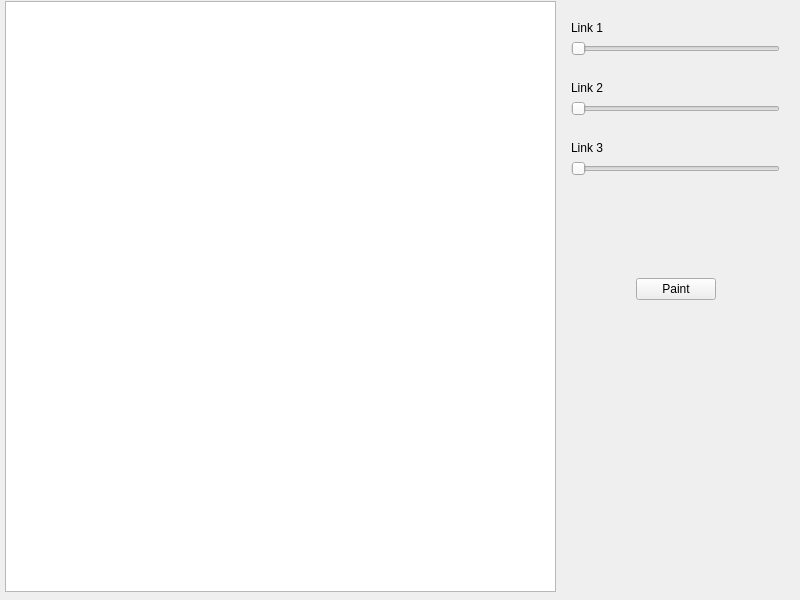
Qt form mainwindow.ui (MoffMade/CSCE462-PainterBot) before a commit.
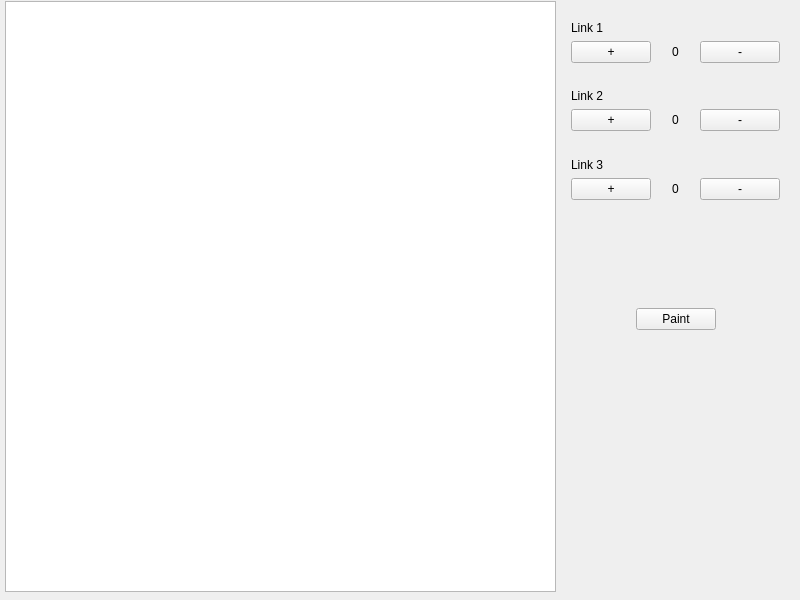
The same form after that commit.

Commit message: changed sliders to pushbuttons, added angle/position display labels.

The edit to the form file:
```diff
--- a/mainwindow.ui
+++ b/mainwindow.ui
@@ -14,13 +14,13 @@
    <string>PaintBot</string>
   </property>
   <widget class="QWidget" name="centralWidget">
-   <widget class="QWidget" name="">
+   <widget class="QWidget" name="layoutWidget">
     <property name="geometry">
      <rect>
       <x>560</x>
       <y>10</y>
       <width>231</width>
-      <height>301</height>
+      <height>331</height>
      </rect>
     </property>
     <layout class="QVBoxLayout" name="verticalLayout">
@@ -32,14 +32,32 @@
       </widget>
      </item>
      <item>
-      <widget class="QSlider" name="horizontalSlider">
-       <property name="sliderPosition">
-        <number>0</number>
-       </property>
-       <property name="orientation">
-        <enum>Qt::Horizontal</enum>
-       </property>
-      </widget>
+      <layout class="QHBoxLayout" name="horizontalLayout_2">
+       <item>
+        <widget class="QPushButton" name="pushButton_2">
+         <property name="text">
+          <string>+</string>
+         </property>
+        </widget>
+       </item>
+       <item>
+        <widget class="QLabel" name="label_4">
+         <property name="text">
+          <string>0</string>
+         </property>
+         <property name="alignment">
+          <set>Qt::AlignCenter</set>
+         </property>
+        </widget>
+       </item>
+       <item>
+        <widget class="QPushButton" name="pushButton_3">
+         <property name="text">
+          <string>-</string>
+         </property>
+        </widget>
+       </item>
+      </layout>
      </item>
      <item>
       <spacer name="verticalSpacer">
@@ -62,11 +80,32 @@
       </widget>
      </item>
      <item>
-      <widget class="QSlider" name="horizontalSlider_2">
-       <property name="orientation">
-        <enum>Qt::Horizontal</enum>
-       </property>
-      </widget>
+      <layout class="QHBoxLayout" name="horizontalLayout_4">
+       <item>
+        <widget class="QPushButton" name="pushButton_6">
+         <property name="text">
+          <string>+</string>
+         </property>
+        </widget>
+       </item>
+       <item>
+        <widget class="QLabel" name="label_6">
+         <property name="text">
+          <string>0</string>
+         </property>
+         <property name="alignment">
+          <set>Qt::AlignCenter</set>
+         </property>
+        </widget>
+       </item>
+       <item>
+        <widget class="QPushButton" name="pushButton_7">
+         <property name="text">
+          <string>-</string>
+         </property>
+        </widget>
+       </item>
+      </layout>
      </item>
      <item>
       <spacer name="verticalSpacer_3">
@@ -89,11 +128,32 @@
       </widget>
      </item>
      <item>
-      <widget class="QSlider" name="horizontalSlider_3">
-       <property name="orientation">
-        <enum>Qt::Horizontal</enum>
-       </property>
-      </widget>
+      <layout class="QHBoxLayout" name="horizontalLayout_5">
+       <item>
+        <widget class="QPushButton" name="pushButton_8">
+         <property name="text">
+          <string>+</string>
+         </property>
+        </widget>
+       </item>
+       <item>
+        <widget class="QLabel" name="label_7">
+         <property name="text">
+          <string>0</string>
+         </property>
+         <property name="alignment">
+          <set>Qt::AlignCenter</set>
+         </property>
+        </widget>
+       </item>
+       <item>
+        <widget class="QPushButton" name="pushButton_9">
+         <property name="text">
+          <string>-</string>
+         </property>
+        </widget>
+       </item>
+      </layout>
      </item>
      <item>
       <spacer name="verticalSpacer_6">
```
Left out of the diff: 13 changed lines with no effect on the pictures. The commit also changes 2 other files.
